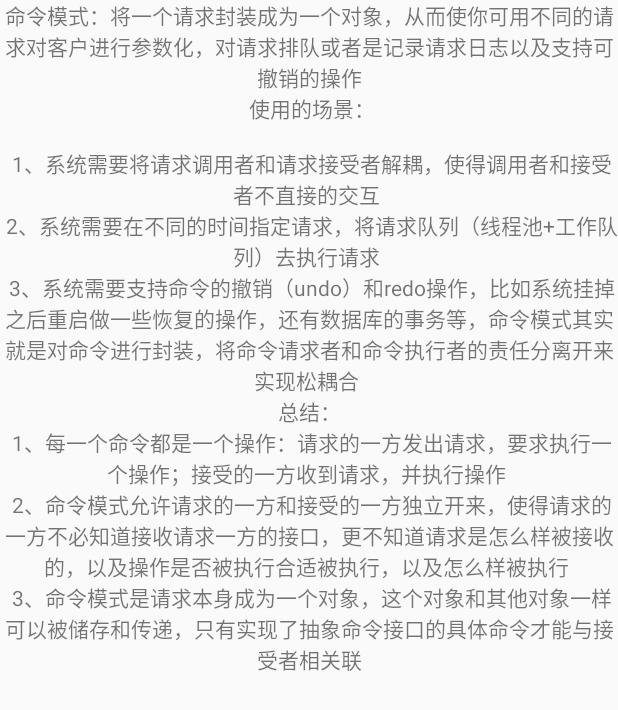
After one commit to Shimingli/AndriodDesignPattern, an Android app: the layout command_pattern_model_fragment_layout.xml on its own in the app's theme, with its tools: preview values and no code run, on a phone screen of 412 x 824 dp. The commit adds this screen. Shown: the top 710 px of the screen. Run offline under Robolectric (Android 15) with nearby library versions, the phone set to English and light mode, and no system bars.

Commit message:
提交命名模式的代码

```diff
--- a/app/src/main/java/com/shiming/andrioddesignpattern/BehaviorModelActivity.java
+++ b/app/src/main/java/com/shiming/andrioddesignpattern/BehaviorModelActivity.java
@@ -10,6 +10,7 @@ import android.support.v7.app.AppCompatActivity;
 
 import com.flyco.tablayout.SlidingTabLayout;
 import com.shiming.andrioddesignpattern.ui.ChainOfResponsibilityFragment;
+import com.shiming.andrioddesignpattern.ui.CommandPatternModelFragment;
 import com.shiming.andrioddesignpattern.ui.IteratorModelFragment;
 import com.shiming.andrioddesignpattern.ui.ObserverModelFragment;
 import com.shiming.andrioddesignpattern.ui.StrategyModelFragment;
@@ -40,6 +41,7 @@ public class BehaviorModelActivity extends AppCompatActivity {
                 this.getResources().getString(R.string.all_order_tab18),
                 this.getResources().getString(R.string.all_order_tab19),
                 this.getResources().getString(R.string.all_order_tab20),
+                this.getResources().getString(R.string.all_order_tab21),
         };
 
         mFragments.add(new StrategyModelFragment());
@@ -47,6 +49,7 @@ public class BehaviorModelActivity extends AppCompatActivity {
         mFragments.add(new ObserverModelFragment());
         mFragments.add(new IteratorModelFragment());
         mFragments.add(new ChainOfResponsibilityFragment());
+        mFragments.add(new CommandPatternModelFragment());
 
 
         mAdapter = new MyPagerAdapter(getSupportFragmentManager());
--- /dev/null
+++ b/app/src/main/res/layout/command_pattern_model_fragment_layout.xml
@@ -0,0 +1,17 @@
+<?xml version="1.0" encoding="utf-8"?>
+<LinearLayout xmlns:android="http://schemas.android.com/apk/res/android"
+              android:orientation="vertical"
+              android:layout_width="match_parent"
+              android:layout_height="match_parent">
+    <TextView
+        android:gravity="center"
+        android:layout_gravity="center"
+        android:text="@string/commandPatternModel"
+        android:layout_width="wrap_content"
+        android:layout_height="wrap_content"/>
+
+    <TextView
+        android:id="@+id/commmand_des"
+        android:layout_width="wrap_content"
+        android:layout_height="wrap_content"/>
+</LinearLayout>
--- a/app/src/main/res/values/strings.xml
+++ b/app/src/main/res/values/strings.xml
@@ -116,4 +116,15 @@
  \n 不纯的职责链模式
   在一个纯的职责链模式里面，一个请求必须被某一个处理者对象所接收；在一个不纯的职责链模式里面，一个请求可以最终不被任何接收端对象所接收。
     </string>
+    <string name="all_order_tab21">命令模式</string>
+    <string name="commandPatternModel">
+        命令模式：将一个请求封装成为一个对象，从而使你可用不同的请求对客户进行参数化，对请求排队或者是记录请求日志以及支持可撤销的操作\n
+ 使用的场景：\n
+ \n 1、系统需要将请求调用者和请求接受者解耦，使得调用者和接受者不直接的交互
+ \n 2、系统需要在不同的时间指定请求，将请求队列（线程池+工作队列）去执行请求
+ \n 3、系统需要支持命令的撤销（undo）和redo操作，比如系统挂掉之后重启做一些恢复的操作，还有数据库的事务等，命令模式其实就是对命令进行封装，将命令请求者和命令执行者的责任分离开来实现松耦合
+ \n 总结：
+ \n 1、每一个命令都是一个操作：请求的一方发出请求，要求执行一个操作；接受的一方收到请求，并执行操作
+ \n 2、命令模式允许请求的一方和接受的一方独立开来，使得请求的一方不必知道接收请求一方的接口，更不知道请求是怎么样被接收的，以及操作是否被执行合适被执行，以及怎么样被执行
+ \n 3、命令模式是请求本身成为一个对象，这个对象和其他对象一样可以被储存和传递，只有实现了抽象命令接口的具体命令才能与接受者相关联</string>
 </resources>
```
Also changed, not shown: app/src/main/java/com/shiming/andrioddesignpattern/command_pattern_model/Command.java (added, +15 -0 lines), app/src/main/java/com/shiming/andrioddesignpattern/command_pattern_model/ConcreteCommandA.java (added, +34 -0 lines), app/src/main/java/com/shiming/andrioddesignpattern/command_pattern_model/ConcreteCommandB.java (added, +34 -0 lines), app/src/main/java/com/shiming/andrioddesignpattern/command_pattern_model/Invoke.java (added, +31 -0 lines), app/src/main/java/com/shiming/andrioddesignpattern/command_pattern_model/Receiver.java (added, +16 -0 lines), app/src/main/java/com/shiming/andrioddesignpattern/ui/CommandPatternModelFragment.java (added, +73 -0 lines).
